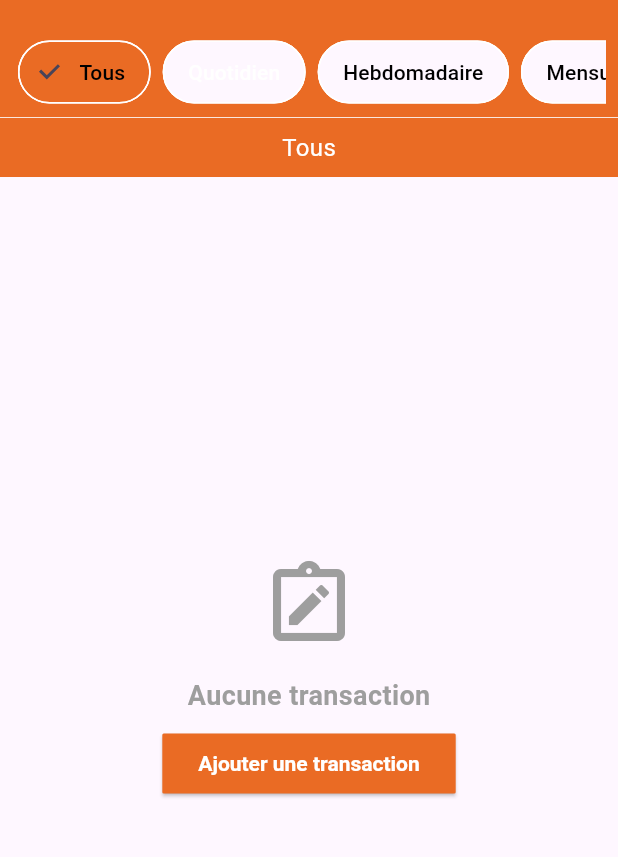
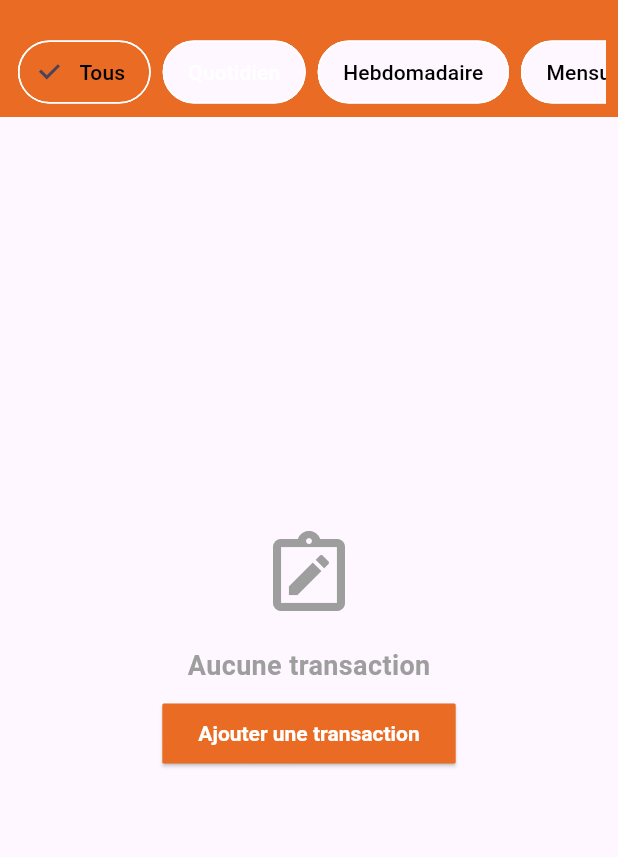
Before and after one commit to DarkZangetsu/Gestion-caisse-, a Flutter app: the HomePage screen opened directly, on a phone screen of 412 x 824 dp, the part 57-914 px from its top. Run offline on Flutter 3.47's test engine with Material 3 defaults, Android fonts, the phone set to English and light mode, and no system bars; our stand-ins replace flutter_riverpod, pdf, printing, supabase_flutter; accounts and stored records are empty.

Commit message:
formatage

```diff
--- a/lib/composants/MyTextFormField.dart
+++ b/lib/composants/MyTextFormField.dart
@@ -4,13 +4,14 @@ class MyTextFormField extends StatelessWidget {
   const MyTextFormField({
     super.key,
     required TextEditingController budgetController,
-    this.labelText, this.validator, this.onChanged,
+    this.labelText, this.validator, this.onChanged, this.keyboardType,
   }) : _budgetController = budgetController;
 
   final TextEditingController _budgetController;
   final String? labelText;
   final String? Function(String?)? validator;
   final void Function(String)? onChanged;
+  final TextInputType? keyboardType;
 
   @override
   Widget build(BuildContext context) {
@@ -25,7 +26,8 @@ class MyTextFormField extends StatelessWidget {
         ),
         prefixIcon: const Icon(Icons.wallet),
       ),
-      keyboardType: const TextInputType.numberWithOptions(decimal: true),
+      //keyboardType: const TextInputType.numberWithOptions(decimal: true),
+      keyboardType: keyboardType,
     );
   }
 }
--- a/lib/pages/chantier_page.dart
+++ b/lib/pages/chantier_page.dart
@@ -16,6 +16,8 @@ class ChantierPage extends ConsumerWidget {
     return Scaffold(
       appBar: AppBar(
         title: const Text('Gestion des Chantiers'),
+        iconTheme: const IconThemeData(color: Colors.white),
+        backgroundColor: Colors.white,
         actions: [
           IconButton(
             icon: const Icon(Icons.add),
--- a/lib/pages/home_page.dart
+++ b/lib/pages/home_page.dart
@@ -629,22 +629,6 @@ class _HomePageState extends ConsumerState<HomePage> {
                 },
               ),
             ),
-            //Container de resultat de filtre par chip
-            Container(
-              width: double.infinity,
-              height: 40.0,
-              decoration: const BoxDecoration(
-                  color: Color(0xffea6b24),
-                  border:
-                      Border(top: BorderSide(width: 0.5, color: Colors.white))),
-              child: Center(
-                child: MyText(
-                  texte: _selectedTimeframeFilter,
-                  color: Colors.white,
-                  fontSize: 16.0,
-                ),
-              ),
-            ),
             Expanded(
               child: transactionsAsync.when(
                 data: (transactions) {
@@ -694,12 +678,45 @@ class _HomePageState extends ConsumerState<HomePage> {
                     }
                   }
 
-                  final balance = totalReceived - totalPaid;
-                  final totalBalance =
-                      balance + (selectedAccount?.solde ?? 0.0);
+                  final totalBalance = totalReceived -
+                      totalPaid +
+                      (selectedAccount?.solde ?? 0.0);
 
                   return Column(
                     children: [
+                      //Container de resultat de filtre par chip
+                      Container(
+                        width: double.infinity,
+                        height: 40.0,
+                        decoration: const BoxDecoration(
+                            color: Color(0xffea6b24),
+                            border: Border(
+                                top: BorderSide(
+                                    width: 0.5, color: Colors.white))),
+                        child: Center(
+                          child: Row(
+                            mainAxisAlignment: MainAxisAlignment.center,
+                            children: [
+                              const MyText(
+                                texte: "Sold: ",
+                                color: Colors.white,
+                                fontSize: 20.0,
+                                fontWeight: FontWeight.bold,
+                              ),
+                              MyText(
+                                texte: NumberFormat.currency(
+                                        locale: 'fr_FR',
+                                        symbol: 'Ar',
+                                        decimalDigits: 2)
+                                    .format(totalBalance),
+                                color: Colors.white,
+                                fontSize: 20.0,
+                                fontWeight: FontWeight.bold,
+                              ),
+                            ],
+                          ),
+                        ),
+                      ),
                       Expanded(
                         child: SingleChildScrollView(
                           child: Container(
@@ -759,7 +776,7 @@ class _HomePageState extends ConsumerState<HomePage> {
                       ),
 
                       // Bottom summary
-                      bottomSummary(totalReceived, totalPaid, totalBalance),
+                      bottomSummary(totalReceived, totalPaid),
                     ],
                   );
                 },
@@ -804,8 +821,7 @@ class _HomePageState extends ConsumerState<HomePage> {
     );
   }
 
-  Container bottomSummary(
-      double totalReceived, double totalPaid, double totalBalance) {
+  Container bottomSummary(double totalReceived, double totalPaid) {
     return Container(
       padding: const EdgeInsets.all(16.0),
       decoration: BoxDecoration(
@@ -820,9 +836,10 @@ class _HomePageState extends ConsumerState<HomePage> {
         ],
       ),
       child: TabBottomResume(
-          totalReceived: totalReceived,
-          totalPaid: totalPaid,
-          totalBalance: totalBalance),
+        totalReceived: totalReceived,
+        totalPaid: totalPaid,
+        //totalBalance: totalBalance
+      ),
     );
   }
 }
--- a/lib/widgets/chantier/chantier_form_dialog.dart
+++ b/lib/widgets/chantier/chantier_form_dialog.dart
@@ -151,6 +151,7 @@ class _ChantierFormDialogState extends State<ChantierFormDialog> {
                       MyTextFormField(
                         budgetController: _budgetController,
                         labelText: 'Budget Maximum',
+                        keyboardType: const TextInputType.numberWithOptions(decimal: true),
                         ),
                       const SizedBox(height: 16),
                       LayoutBuilder(
```
Also changed, not shown: lib/composants/tab_bottom_resume.dart (+38 -22 lines), lib/widgets/chantier/chantier_card.dart (+0 -33 lines).
